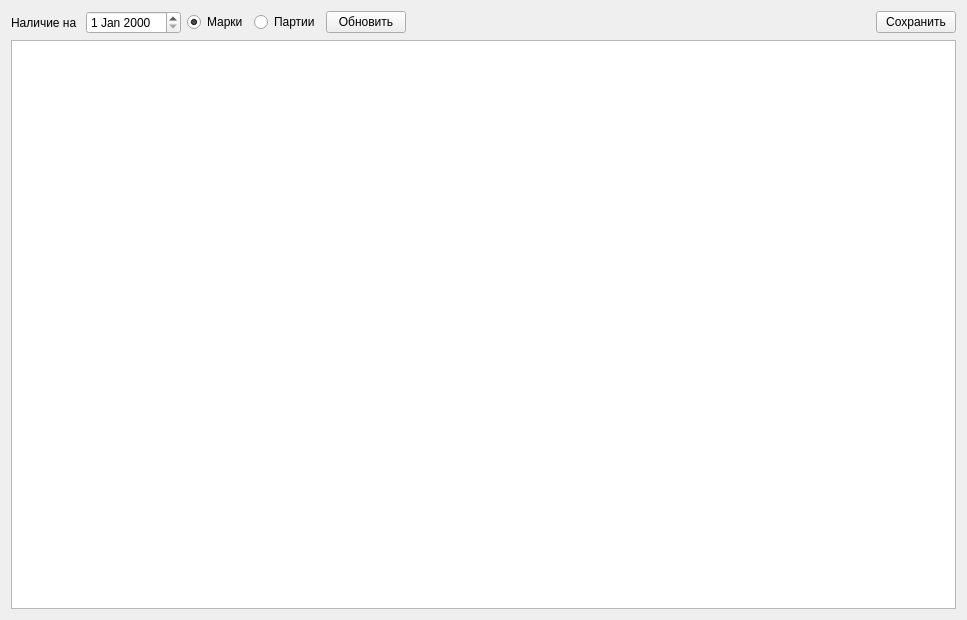
This is formpresence.ui in Sergeyego/wire_pr as Qt 5 draws it before an edit. The edited form follows.
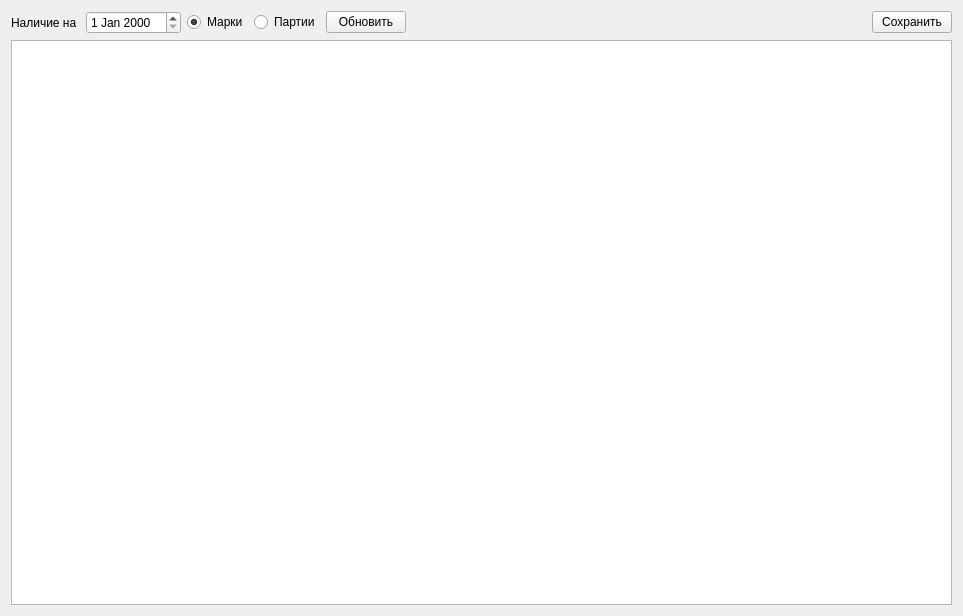
This is the edited form. Icons and pictures are not drawn. Custom widgets are drawn as their Qt base class.

The edit to the form file:
```diff
--- a/formpresence.ui
+++ b/formpresence.ui
@@ -6,8 +6,8 @@
    <rect>
     <x>0</x>
     <y>0</y>
-    <width>967</width>
-    <height>620</height>
+    <width>963</width>
+    <height>616</height>
    </rect>
   </property>
   <property name="windowTitle">
```
Left out of the diff: 10 changed lines with no effect on the pictures.
